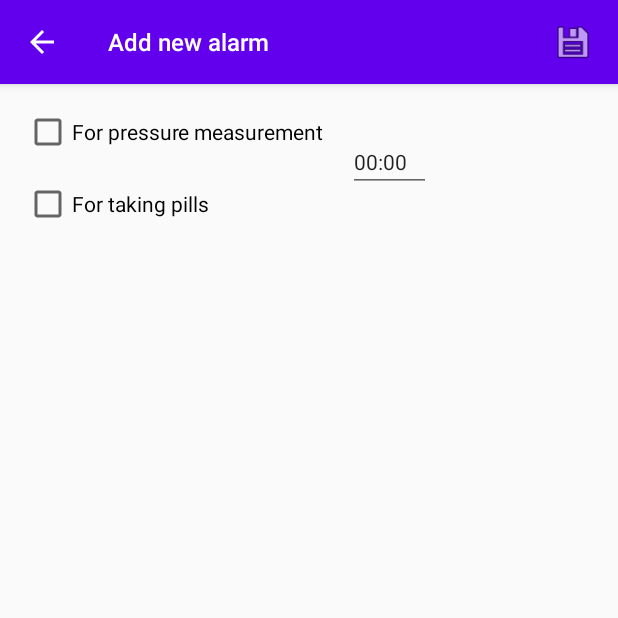
After one commit to Tuu-Tikki/Diary, an Android app: the AddAlarm screen opened directly, with no data from a screen before it, on a phone screen of 412 x 824 dp, the top half of it. The commit adds this screen. Run offline under Robolectric (Android 15) with nearby library versions, the phone set to English and light mode, and no system bars.

Commit message:
try to fix -Only the original thread that created a view hierarchy can touch its views- with runOnUiThread(). Work further on Alarm functionality: created new activity to set new alarm

```diff
--- /dev/null
+++ b/app/src/main/java/com/example/diary/AddAlarm.java
@@ -0,0 +1,66 @@
+package com.example.diary;
+
+import androidx.appcompat.app.AppCompatActivity;
+import androidx.appcompat.widget.Toolbar;
+
+import android.app.TimePickerDialog;
+import android.content.Intent;
+import android.os.Bundle;
+import android.view.View;
+import android.widget.EditText;
+import android.widget.ImageButton;
+import android.widget.TimePicker;
+
+import java.text.SimpleDateFormat;
+import java.util.Calendar;
+
+public class AddAlarm extends AppCompatActivity {
+
+    @Override
+    protected void onCreate(Bundle savedInstanceState) {
+        super.onCreate(savedInstanceState);
+        setContentView(R.layout.activity_add_alarm);
+
+        //customized toolbar
+        Toolbar addAlarmToolbar = (Toolbar) findViewById(R.id.add_alarm_toolbar);
+        setSupportActionBar(addAlarmToolbar);
+
+        //the return arrow on the toolbar
+        getSupportActionBar().setDisplayHomeAsUpEnabled(true);
+
+        //prefill EditText add_time_for_alarm
+        final Calendar calendar = Calendar.getInstance();
+        final SimpleDateFormat timeFormat = new SimpleDateFormat(getString(R.string.time_format_string));
+        final EditText chooseTime = findViewById(R.id.add_time_for_alarm);
+        calendar.set(Calendar.HOUR_OF_DAY, 0);
+        calendar.set(Calendar.MINUTE, 0);
+        chooseTime.setText(timeFormat.format(calendar.getTime()));
+
+        //user sets the time with TimePicker
+        final TimePickerDialog.OnTimeSetListener timeFromPicker = new TimePickerDialog.OnTimeSetListener() {
+            @Override
+            public void onTimeSet(TimePicker view, int hourOfDay, int minute) {
+                calendar.set(Calendar.HOUR_OF_DAY, hourOfDay);
+                calendar.set(Calendar.MINUTE, minute);
+                chooseTime.setText(timeFormat.format(calendar.getTime()));
+            }
+        };
+        chooseTime.setOnClickListener(new View.OnClickListener() {
+            @Override
+            public void onClick(View v) {
+                new TimePickerDialog(AddAlarm.this, timeFromPicker, calendar.get(Calendar.HOUR_OF_DAY),
+                        calendar.get(Calendar.MINUTE), true).show();
+            }
+        });
+
+        //save button on the toolbar
+        final ImageButton saveAlarm = findViewById(R.id.save_alarm);
+        saveAlarm.setOnClickListener(new View.OnClickListener() {
+            @Override
+            public void onClick(View v) {
+                //return to Alarm and Notification
+                navigateUpTo(new Intent(AddAlarm.this, AlarmAndNotification.class));
+            }
+        });
+    }
+}
--- a/app/src/main/java/com/example/diary/AlarmReceiver.java
+++ b/app/src/main/java/com/example/diary/AlarmReceiver.java
@@ -38,6 +38,5 @@ public class AlarmReceiver extends BroadcastReceiver {
         //show the notification
         NotificationManagerCompat notificationManager = NotificationManagerCompat.from(context);
         notificationManager.notify(1,builder.build());
-
     }
 }
--- /dev/null
+++ b/app/src/main/res/layout/activity_add_alarm.xml
@@ -0,0 +1,79 @@
+<?xml version="1.0" encoding="utf-8"?>
+<androidx.constraintlayout.widget.ConstraintLayout xmlns:android="http://schemas.android.com/apk/res/android"
+    xmlns:app="http://schemas.android.com/apk/res-auto"
+    xmlns:tools="http://schemas.android.com/tools"
+    android:layout_width="match_parent"
+    android:layout_height="match_parent"
+    tools:context=".AddAlarm">
+
+    <androidx.appcompat.widget.Toolbar
+        android:id="@+id/add_alarm_toolbar"
+        android:layout_width="match_parent"
+        android:layout_height="?attr/actionBarSize"
+        android:background="@color/colorPrimary"
+        android:elevation="4dp"
+        android:theme="@style/ThemeOverlay.AppCompat.Dark.ActionBar"
+        app:layout_constraintEnd_toEndOf="parent"
+        app:layout_constraintStart_toStartOf="parent"
+        app:layout_constraintTop_toTopOf="parent"
+        app:popupTheme="@style/ThemeOverlay.AppCompat.Light"
+        app:titleTextAppearance="@style/Toolbar.TitleText"
+        tools:targetApi="lollipop">
+
+        <ImageButton
+            android:id="@+id/save_alarm"
+            android:layout_width="@dimen/button_size"
+            android:layout_height="@dimen/button_size"
+            android:layout_gravity="end"
+            android:layout_marginRight="@dimen/standard_margin"
+            android:background="@android:color/transparent"
+            android:contentDescription="@string/save_new_alarm"
+            android:scaleType="centerCrop"
+            android:text="@string/save_button"
+            app:srcCompat="@android:drawable/ic_menu_save" />
+
+    </androidx.appcompat.widget.Toolbar>
+
+    <EditText
+        android:id="@+id/add_time_for_alarm"
+        android:layout_width="wrap_content"
+        android:layout_height="wrap_content"
+        android:layout_marginStart="@dimen/standard_margin"
+        android:layout_marginLeft="@dimen/standard_margin"
+        android:layout_marginTop="32dp"
+        android:clickable="false"
+        android:focusable="false"
+        android:hint="@string/time_format"
+        android:importantForAutofill="no"
+        android:inputType="time"
+        android:textSize="@dimen/button_font_size"
+        app:layout_constraintStart_toEndOf="@+id/measure_pressure_alarm"
+        app:layout_constraintTop_toBottomOf="@+id/add_alarm_toolbar" />
+
+    <CheckBox
+        android:id="@+id/measure_pressure_alarm"
+        android:layout_width="wrap_content"
+        android:layout_height="wrap_content"
+        android:layout_marginStart="@dimen/standard_margin"
+        android:layout_marginLeft="@dimen/standard_margin"
+        android:layout_marginTop="@dimen/standard_margin"
+        android:layout_marginRight="@dimen/standard_margin"
+        android:text="@string/measure_pressure"
+        android:textSize="@dimen/button_font_size"
+        app:layout_constraintEnd_toStartOf="@id/add_time_for_alarm"
+        app:layout_constraintStart_toStartOf="parent"
+        app:layout_constraintTop_toBottomOf="@+id/add_alarm_toolbar" />
+
+    <CheckBox
+        android:id="@+id/taking_pills_alarm"
+        android:layout_width="wrap_content"
+        android:layout_height="wrap_content"
+        android:layout_marginStart="@dimen/standard_margin"
+        android:layout_marginLeft="@dimen/standard_margin"
+        android:layout_marginTop="@dimen/standard_margin"
+        android:text="@string/take_pills"
+        android:textSize="@dimen/button_font_size"
+        app:layout_constraintStart_toStartOf="parent"
+        app:layout_constraintTop_toBottomOf="@+id/measure_pressure_alarm" />
+
+</androidx.constraintlayout.widget.ConstraintLayout>
--- a/app/src/main/res/values/button.xml
+++ b/app/src/main/res/values/button.xml
@@ -1,4 +1,6 @@
 <?xml version="1.0" encoding="utf-8"?>
 <resources>
-    <dimen name="button_size">24dp</dimen>
+    <dimen name="button_size">28dp</dimen>
+    <dimen name="alarm_button_size">20dp</dimen>
+    <dimen name="button_constraints">32dp</dimen>
 </resources>
--- a/app/src/main/res/values/strings.xml
+++ b/app/src/main/res/values/strings.xml
@@ -4,7 +4,7 @@
     <string name="new_systolic_pressure">Systolic blood pressure:</string>
     <string name="new_diastolic_pressure">Diastolic blood pressure:</string>
     <string name="save_button">Save</string>
-    <string name="create_alarm_button">Alarm and Notification</string>
+    <string name="go_to_alarm_button">Alarm and Notification</string>
     <string name="error_message">Error! All fields should be filled!</string>
     <string name="hint_systolic_pressure">Systolic pressure (max 300)</string>
     <string name="error_systolic_pressure">Enter the systolic pressure!</string>
@@ -15,10 +15,14 @@
     <string name="time_format">HH:MM</string>
     <string name="date_format">DD.MM.YYYY</string>
     <string name="new_pulse">Pulse:</string>
-    <string name="create_alarm">Create Alarm</string>
+    <string name="go_to_alarm">Go to the alarm and notification page</string>
     <string name="save_button_on_toolbar">Save new record</string>
     <string name="date_format_string">dd.MM.yyyy</string>
     <string name="time_format_string">HH:mm</string>
     <string name="channel_name">Notification for meds</string>
     <string name="channel_description">It is used for notifications about taking meds</string>
+    <string name="add_new_alarm">Add new alarm</string>
+    <string name="measure_pressure">For pressure measurement</string>
+    <string name="take_pills">For taking pills</string>
+    <string name="save_new_alarm">Save new alarm</string>
 </resources>
--- a/app/src/main/res/values/styles.xml
+++ b/app/src/main/res/values/styles.xml
@@ -7,6 +7,7 @@
         <item name="colorPrimaryDark">@color/colorPrimaryDark</item>
         <item name="colorAccent">@color/colorAccent</item>
     </style>
+    <!-- set the text size for toolbar. -->
     <style name="Toolbar.TitleText" parent="TextAppearance.AppCompat.Widget.ActionBar.Title">
         <item name="android:textSize">@dimen/font_size</item>
     </style>
--- a/app/src/main/res/values/table.xml
+++ b/app/src/main/res/values/table.xml
@@ -3,8 +3,7 @@
     <dimen name="table_border_half">1dp</dimen>
     <dimen name="table_padding">8dp</dimen>
     <dimen name="table_padding_half">4dp</dimen>
-    <dimen name="table_padding_double">16dp</dimen>
-    <dimen name="button_constraints">32dp</dimen>
+    <dimen name="standard_margin">16dp</dimen>
     <string name="column_date">Date</string>
     <string name="column_time">Time</string>
     <string name="column_pressure">Pressure</string>
```
Also changed, not shown: app/src/main/AndroidManifest.xml (+9 -6 lines), app/src/main/java/com/example/diary/AlarmAndNotification.java (+11 -1 lines), app/src/main/java/com/example/diary/MainActivity.java (+8 -3 lines), app/src/main/res/layout/activity_add_record.xml (+17 -17 lines), app/src/main/res/layout/activity_alarm_and_notification.xml (+13 -1 lines), app/src/main/res/layout/activity_main.xml (+5 -5 lines).
